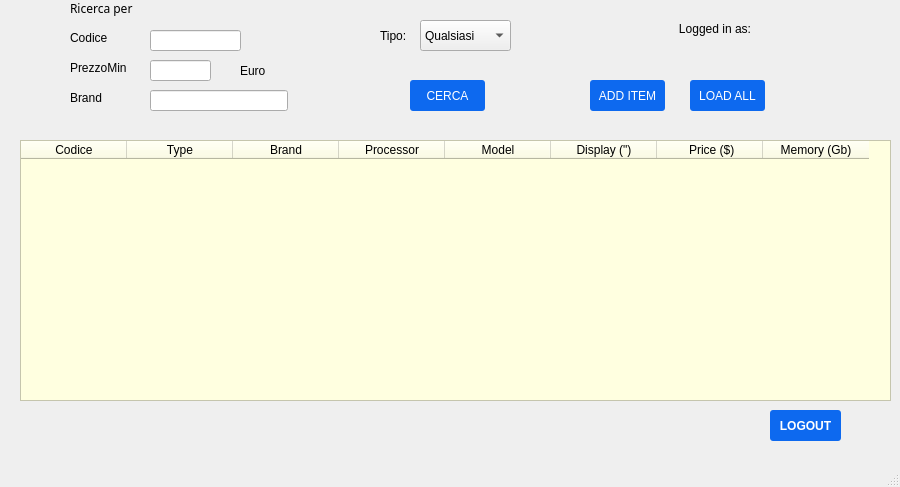
Above: myMagazine/managerview.ui from cfontola/MyMag before the change. Below: the same form after it.
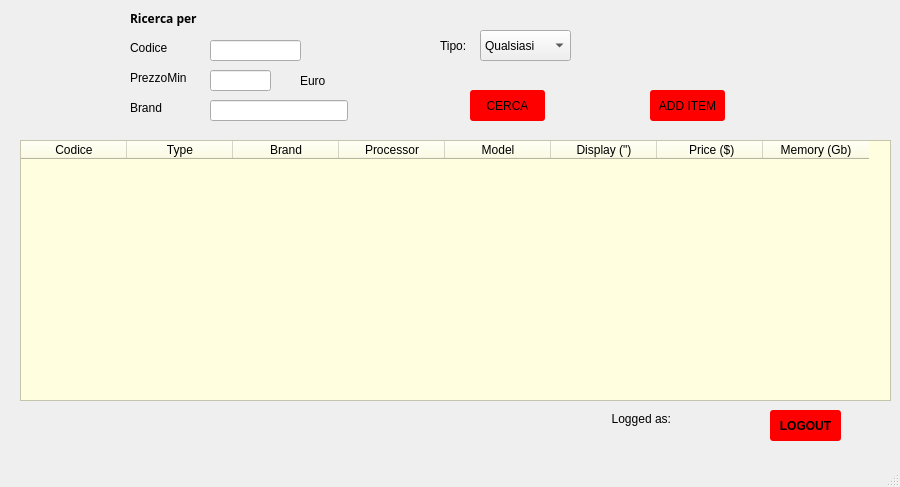
That is the form after the change.

```diff
--- a/myMagazine/managerview.ui
+++ b/myMagazine/managerview.ui
@@ -31,9 +31,9 @@
     </property>
     <property name="styleSheet">
      <string notr="true">QPushButton {
-	background-color:  rgb(13, 105, 239);
+    background-color:  rgb(255,0,0);
     border-radius: 3px;
-	color: white;
+	color: black;
 }
 QPushButton:pressed {
     background-color: rgb(203, 218, 249);
@@ -109,12 +109,17 @@
    <widget class="QWidget" name="ricerca" native="true">
     <property name="geometry">
      <rect>
-      <x>60</x>
-      <y>0</y>
-      <width>771</width>
+      <x>120</x>
+      <y>10</y>
+      <width>631</width>
       <height>121</height>
      </rect>
     </property>
+    <property name="font">
+     <font>
+      <pointsize>9</pointsize>
+     </font>
+    </property>
     <property name="styleSheet">
      <string notr="true"/>
     </property>
@@ -183,9 +188,9 @@
       <font>
        <family>.SF NS Text</family>
        <pointsize>9</pointsize>
-       <weight>50</weight>
+       <weight>75</weight>
        <italic>false</italic>
-       <bold>false</bold>
+       <bold>true</bold>
       </font>
      </property>
      <property name="styleSheet">
@@ -252,9 +257,9 @@
      </property>
      <property name="styleSheet">
       <string notr="true">QPushButton {
-	background-color:  rgb(13, 105, 239);
+    background-color:  rgb(255,0,0);
     border-radius: 3px;
-	color: white;
+	color: black;
 }
 QPushButton:pressed {
     background-color: rgb(203, 218, 249);
@@ -314,25 +319,6 @@
       <string>Brand</string>
      </property>
     </widget>
-    <widget class="QLabel" name="logged">
-     <property name="geometry">
-      <rect>
-       <x>510</x>
-       <y>20</y>
-       <width>181</width>
-       <height>18</height>
-      </rect>
-     </property>
-     <property name="styleSheet">
-      <string notr="true">font: 9pt &quot;.SF NS Text&quot;;</string>
-     </property>
-     <property name="text">
-      <string>Logged in as:</string>
-     </property>
-     <property name="alignment">
-      <set>Qt::AlignRight|Qt::AlignTrailing|Qt::AlignVCenter</set>
-     </property>
-    </widget>
     <widget class="QPushButton" name="addItem">
      <property name="geometry">
       <rect>
@@ -344,9 +330,9 @@
      </property>
      <property name="styleSheet">
       <string notr="true">QPushButton {
-	background-color:  rgb(13, 105, 239);
+    background-color:  rgb(255,0,0);
     border-radius: 3px;
-	color: white;
+	color: black;
 }
 QPushButton:pressed {
     background-color: rgb(203, 218, 249);
@@ -357,30 +343,25 @@
       <string>ADD ITEM</string>
      </property>
     </widget>
-    <widget class="QPushButton" name="refresh">
-     <property name="geometry">
-      <rect>
-       <x>630</x>
-       <y>80</y>
-       <width>75</width>
-       <height>31</height>
-      </rect>
-     </property>
-     <property name="styleSheet">
-      <string notr="true">QPushButton {
-	background-color:  rgb(13, 105, 239);
-    border-radius: 3px;
-	color: white;
-}
-QPushButton:pressed {
-    background-color: rgb(203, 218, 249);
-	color: black;
-}</string>
-     </property>
-     <property name="text">
-      <string>LOAD ALL</string>
-     </property>
-    </widget>
+   </widget>
+   <widget class="QLabel" name="logged">
+    <property name="geometry">
+     <rect>
+      <x>490</x>
+      <y>410</y>
+      <width>181</width>
+      <height>18</height>
+     </rect>
+    </property>
+    <property name="styleSheet">
+     <string notr="true"/>
+    </property>
+    <property name="text">
+     <string>Logged as:</string>
+    </property>
+    <property name="alignment">
+     <set>Qt::AlignRight|Qt::AlignTrailing|Qt::AlignVCenter</set>
+    </property>
    </widget>
   </widget>
   <widget class="QMenuBar" name="menubar">
```
Left out of the diff: 4 changed lines with no effect on the pictures.
